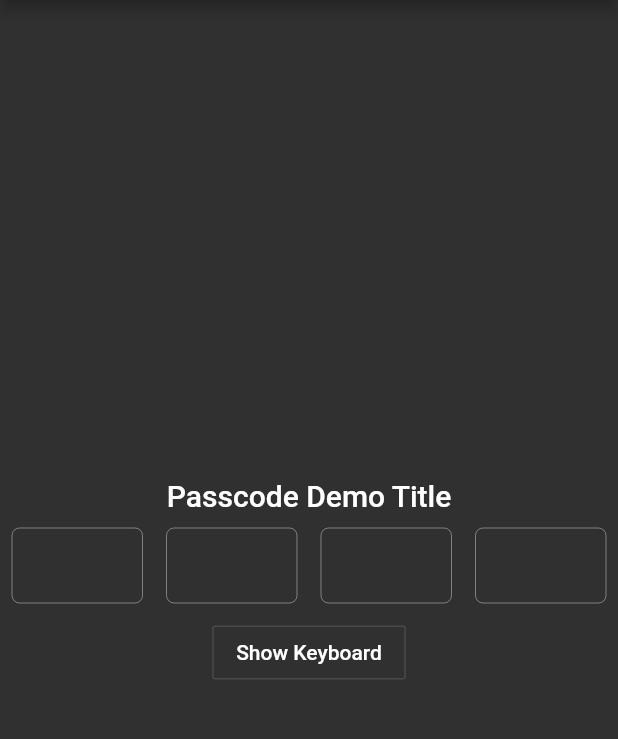
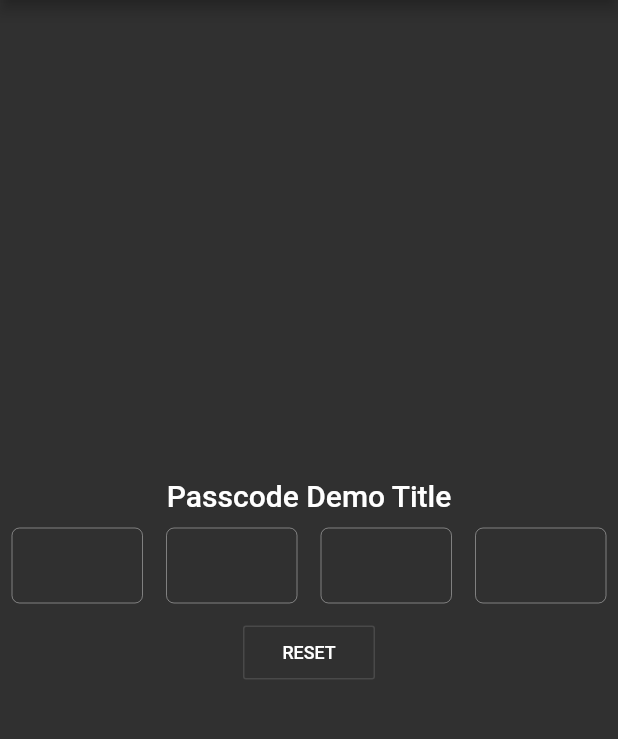
Before and after one commit to tierratechnologies/local-auth-passcode, a Flutter app: the screen it shows after launch, on a phone screen of 412 x 824 dp, the part 84-823 px from its top. Run offline on Flutter 3.47's test engine with Material 2 defaults, Android fonts, the phone set to English and light mode, and no system bars.

Commit message:
refactor reset btn and removed keyboard listener

```diff
--- a/lib/local_auth_passcode.dart
+++ b/lib/local_auth_passcode.dart
@@ -4,7 +4,7 @@ library local_auth_passcode;
 import 'dart:async';
 
 import 'package:flutter/material.dart';
-import 'package:keyboard_visibility/keyboard_visibility.dart';
+// import 'package:keyboard_visibility/keyboard_visibility.dart';
 
 const SET_NEXTORPREVIOUS_FOCUS_DELAY_MS = 50; // milliseconds
 
@@ -27,11 +27,11 @@ class PasscodeAuth extends StatefulWidget {
 }
 
 class _PasscodeAuthState extends State<PasscodeAuth> {
-  KeyboardVisibilityNotification _keyboardVisibility =
-      KeyboardVisibilityNotification();
+  // KeyboardVisibilityNotification _keyboardVisibility =
+  //     KeyboardVisibilityNotification();
 
-  int _keyboardVisibilitySubscriberId;
-  bool _keyboardState;
+  // int _keyboardVisibilitySubscriberId;
+  // bool _keyboardState;
   List<FocusNode> _focusNodes;
   List<TextEditingController> _txtCtlrs;
   String _pin;
@@ -44,15 +44,15 @@ class _PasscodeAuthState extends State<PasscodeAuth> {
 
     _buildTextEditingControllers(listener: _onChange);
 
-    _keyboardState = _keyboardVisibility.isKeyboardVisible;
+    // _keyboardState = _keyboardVisibility.isKeyboardVisible;
 
-    _keyboardVisibilitySubscriberId = _keyboardVisibility.addNewListener(
-      onChange: (bool visible) {
-        setState(() {
-          _keyboardState = visible;
-        });
-      },
-    );
+    // _keyboardVisibilitySubscriberId = _keyboardVisibility.addNewListener(
+    //   onChange: (bool visible) {
+    //     setState(() {
+    //       _keyboardState = visible;
+    //     });
+    //   },
+    // );
   }
 
   @override
@@ -64,7 +64,7 @@ class _PasscodeAuthState extends State<PasscodeAuth> {
     _focusNodes.forEach((FocusNode node) => node.dispose());
 
     // dispose listener
-    _keyboardVisibility.removeListener(_keyboardVisibilitySubscriberId);
+    // _keyboardVisibility.removeListener(_keyboardVisibilitySubscriberId);
 
     super.dispose();
   }
@@ -127,9 +127,10 @@ class _PasscodeAuthState extends State<PasscodeAuth> {
     _txtCtlrs.forEach((TextEditingController ctlr) => ctlr.clear());
 
     // check that first input has focus
-    if (_focusNodes.first.hasFocus == false) {
-      FocusScope.of(context).requestFocus(_focusNodes.first);
-    }
+    FocusScope.of(context).requestFocus(FocusNode());
+
+    Future.delayed(Duration(milliseconds: 50),
+        () => FocusScope.of(context).requestFocus(_focusNodes.first));
   }
 
   InputDecoration _decoration = InputDecoration(
@@ -215,31 +216,7 @@ class _PasscodeAuthState extends State<PasscodeAuth> {
         verticalDirection: VerticalDirection.down,
         children: _buildRowChildren(context),
       ),
-    ];
-
-    if (!_keyboardState) {
-      // add a Show keyboard btn
-      _rows.add(
-        Row(
-          mainAxisAlignment: MainAxisAlignment.center,
-          mainAxisSize: MainAxisSize.max,
-          children: <Widget>[
-            OutlineButton(
-                child: Text(
-                  'Show Keyboard',
-                ),
-                onPressed: () {
-                  print('heard');
-                  setState(() {
-                    FocusScope.of(context).requestFocus(
-                        _keyboardState ? FocusNode() : _focusNodes.first);
-                  });
-                }),
-          ],
-        ),
-      );
-    } else {
-      _rows.add(
+      // reset btn
       Row(
         mainAxisAlignment: MainAxisAlignment.center,
         mainAxisSize: MainAxisSize.max,
@@ -255,8 +232,47 @@ class _PasscodeAuthState extends State<PasscodeAuth> {
           ),
         ],
       ),
-      );
-    }
+    ];
+
+    // if (!_keyboardState) {
+    //   // add a Show keyboard btn
+    //   _rows.add(
+    //     Row(
+    //       mainAxisAlignment: MainAxisAlignment.center,
+    //       mainAxisSize: MainAxisSize.max,
+    //       children: <Widget>[
+    //         OutlineButton(
+    //             child: Text(
+    //               'Show Keyboard',
+    //             ),
+    //             onPressed: () {
+    //               setState(() {
+    //                 FocusScope.of(context).requestFocus(
+    //                     _keyboardState ? FocusNode() : _focusNodes.first);
+    //               });
+    //             }),
+    //       ],
+    //     ),
+    //   );
+    // } else {
+    //   _rows.add(
+    //     Row(
+    //       mainAxisAlignment: MainAxisAlignment.center,
+    //       mainAxisSize: MainAxisSize.max,
+    //       children: <Widget>[
+    //         OutlineButton(
+    //           padding: EdgeInsets.all(2.0),
+    //           // borderSide: BorderSide.none,
+    //           child: Text(
+    //             'RESET',
+    //             textScaleFactor: 0.85,
+    //           ),
+    //           onPressed: () => reset(),
+    //         ),
+    //       ],
+    //     ),
+    //   );
+    // }
 
     return Container(
       child: Column(
--- a/pubspec.yaml
+++ b/pubspec.yaml
@@ -1,6 +1,6 @@
 name: local_auth_passcode
 description: A Local Auth
-version: 0.0.5
+version: 0.0.6
 author: Tierra Tech Developers <devteam@tierratech.net>
 homepage:
 
@@ -10,7 +10,7 @@ environment:
 dependencies:
   flutter:
     sdk: flutter
-  keyboard_visibility: ^0.5.1
+  # keyboard_visibility: ^0.5.1
 
 dev_dependencies:
   flutter_test:
```
Also changed, not shown: pubspec.lock. Lines whose indentation alone changed are shown as unchanged.
